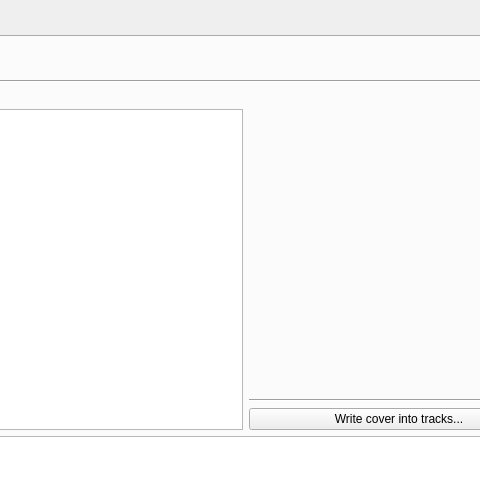
Qt form src/Gui/InfoDialog/GUI_InfoDialog.ui (Inferno214221/sayonara-player) before a commit; both pictures show x 277 to 757 and y 0 to 490 of the 857 by 602 pixel window.
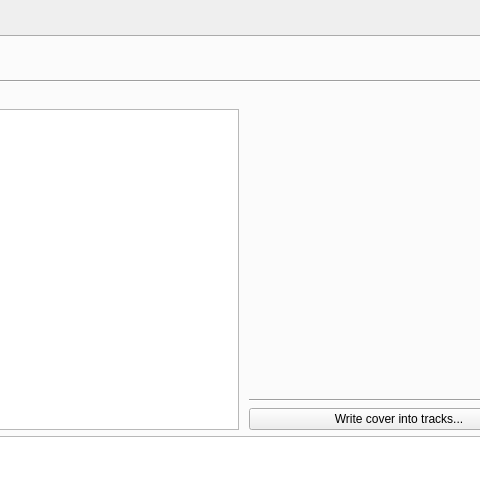
The same form after that commit. Icons and pictures are not drawn. Custom widgets are drawn as their Qt base class.

```diff
--- a/src/Gui/InfoDialog/GUI_InfoDialog.ui
+++ b/src/Gui/InfoDialog/GUI_InfoDialog.ui
@@ -76,6 +76,9 @@
        <item row="4" column="1">
         <widget class="QWidget" name="ui_info_widget" native="true">
          <layout class="QGridLayout" name="gridLayout_4">
+          <property name="horizontalSpacing">
+           <number>10</number>
+          </property>
           <item row="4" column="0">
            <widget class="QLabel" name="lab_subheader">
             <property name="sizePolicy">
```
